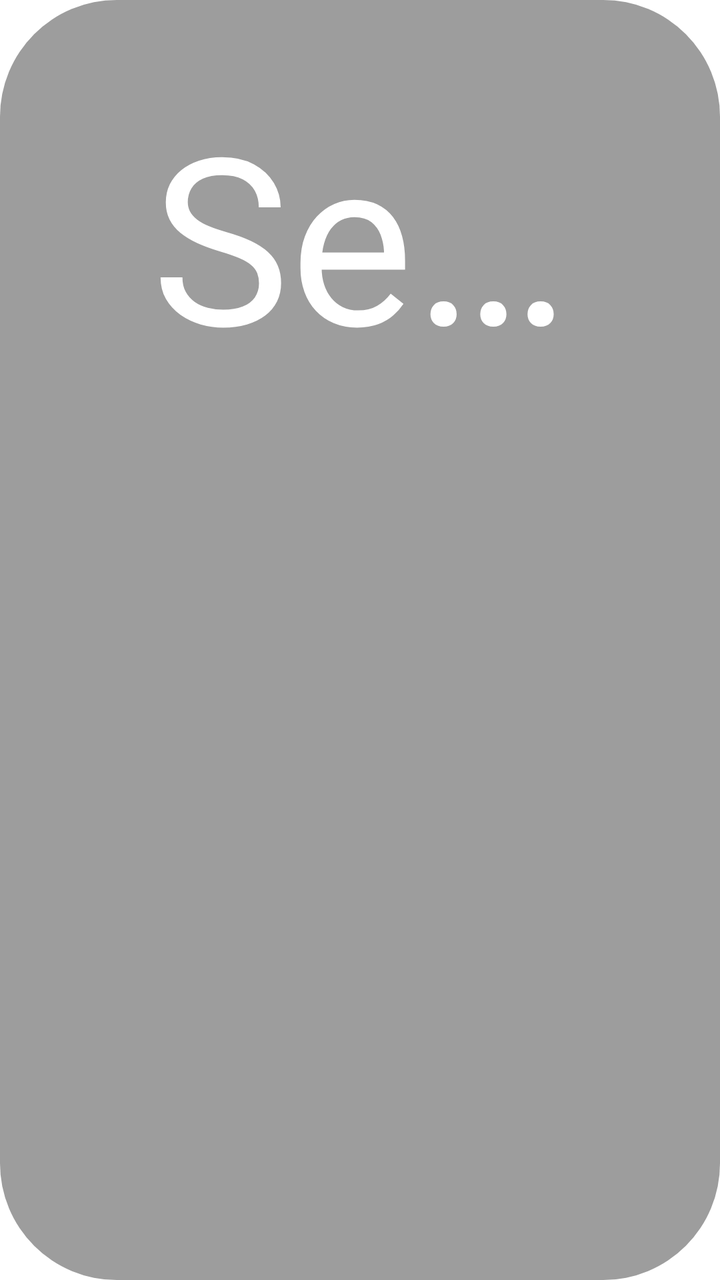
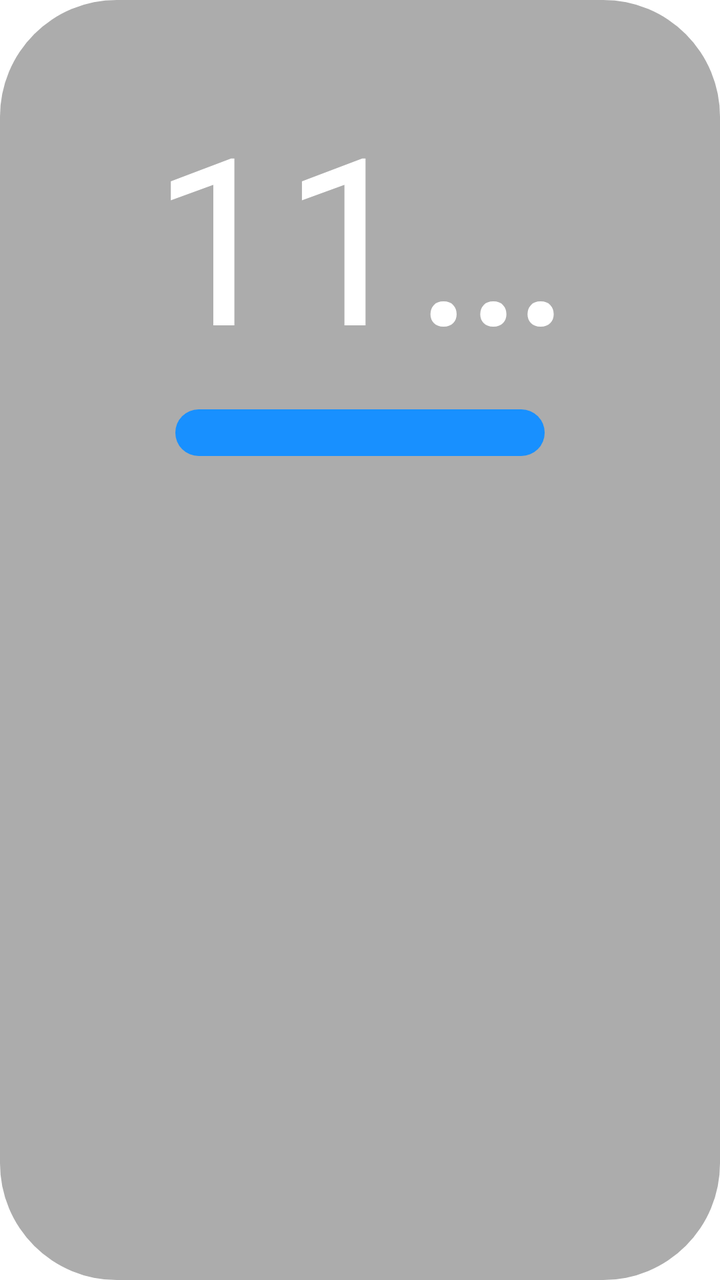

Before-and-after screenshots of an Android layout around one commit, followed by the original layout XML and the change that was made.
<!-- AndroidManifest.xml: application theme AppTheme.NoActionBar -->
<!-- res/layout/item_series_flag.xml -->
<?xml version="1.0" encoding="utf-8"?>
<LinearLayout xmlns:android="http://schemas.android.com/apk/res/android"
    android:layout_width="wrap_content"
    android:layout_height="match_parent"
    android:layout_marginRight="@dimen/vs_10"
    android:background="@drawable/shape_source_flag_focus"
    android:clickable="true"
    android:focusable="true"
    android:orientation="vertical"
    android:paddingLeft="@dimen/vs_10"
    android:paddingTop="@dimen/vs_5"
    android:paddingRight="@dimen/vs_10"
    android:paddingBottom="@dimen/vs_1">

    <TextView
        android:id="@+id/tvSeriesFlag"
        android:layout_width="wrap_content"
        android:layout_height="@dimen/vs_30"
        android:ellipsize="end"
        android:gravity="center"
        android:singleLine="true"
        android:text="SeriesFlag"
        android:textColor="@android:color/white"
        android:textSize="@dimen/ts_20" />

    <View
        android:id="@+id/tvSeriesFlagSelect"
        android:layout_width="match_parent"
        android:layout_height="@dimen/vs_4"
        android:layout_marginLeft="@dimen/vs_5"
        android:layout_marginRight="@dimen/vs_5"
        android:background="@drawable/shape_source_flag_line" />
</LinearLayout>
<!-- resources referenced by this layout -->
<resources>
  <dimen name="ts_20">20mm</dimen>
  <dimen name="vs_1">1mm</dimen>
  <dimen name="vs_10">10mm</dimen>
  <dimen name="vs_30">30mm</dimen>
  <dimen name="vs_4">4mm</dimen>
  <dimen name="vs_5">5mm</dimen>
  <!-- drawable shape_source_flag_focus (drawable) -->
  <?xml version="1.0" encoding="utf-8"?>
  <selector xmlns:android="http://schemas.android.com/apk/res/android">
      <item android:state_focused="true" android:state_pressed="true">
          <shape>
              <corners android:radius="@dimen/vs_10" />
              <solid android:color="?attr/color_theme_40" />
          </shape>
      </item>
      <item android:state_focused="false" android:state_pressed="true">
          <shape>
              <corners android:radius="@dimen/vs_10" />
              <solid android:color="?attr/color_theme_40" />
          </shape>
      </item>
      <item android:state_focused="true">
          <shape>
              <corners android:radius="@dimen/vs_10" />
              <solid android:color="?attr/color_theme_40" />
  	    
  	    <stroke android:width="2mm" android:color="@android:color/white" />
          </shape>
      </item>
      <item android:state_focused="false" android:state_pressed="false">
          <shape>
              <corners android:radius="@dimen/vs_10" />
              <solid android:color="@color/color_3D3D3D_50" />
          </shape>
      </item>
  </selector>
  <!-- drawable shape_source_flag_line (drawable) -->
  <?xml version="1.0" encoding="utf-8"?>
  <shape xmlns:android="http://schemas.android.com/apk/res/android">
      <size
          android:width="40mm"
          android:height="4mm" />
      <corners android:radius="2mm" />
      <solid android:color="?attr/color_theme"/>
  </shape>
  <style name="AppTheme.NoActionBar">
          <item name="android:windowActionBar">false</item>
          <item name="android:windowNoTitle">true</item>
          <item name="windowActionBar">false</item>
          <item name="android:windowFullscreen">true</item>//全屏即无通知栏
          <item name="android:windowContentOverlay">@null</item>//是否有遮盖
          <item name="windowNoTitle">true</item>
          
          
          <item name="android:windowBackground">@android:color/transparent</item>
      </style>
  <color name="color_3D3D3D_50">#803D3D3D</color>
</resources>

<!-- the commit's change to res/layout/item_series_flag.xml (unified diff, before → after) -->
@@ -19,7 +19,7 @@
         android:ellipsize="end"
         android:gravity="center"
         android:singleLine="true"
-        android:text="SeriesFlag"
+        android:text="11111111111"
         android:textColor="@android:color/white"
         android:textSize="@dimen/ts_20" />
 
<!-- resource entries referenced after the edit -->
@@ -9,30 +9,17 @@
   <!-- drawable shape_source_flag_focus (drawable) -->
   <?xml version="1.0" encoding="utf-8"?>
   <selector xmlns:android="http://schemas.android.com/apk/res/android">
-      <item android:state_focused="true" android:state_pressed="true">
+      <item android:state_focused="true">
           <shape>
-              <corners android:radius="@dimen/vs_10" />
-              <solid android:color="?attr/color_theme_40" />
+              <corners android:radius="10mm" />
+              <stroke android:width="2mm" android:color="@color/color_FFFFFF" />
+              <solid android:color="@color/color_6C3D3D3D" />
           </shape>
       </item>
-      <item android:state_focused="false" android:state_pressed="true">
+      <item android:state_focused="false">
           <shape>
-              <corners android:radius="@dimen/vs_10" />
-              <solid android:color="?attr/color_theme_40" />
-          </shape>
-      </item>
-      <item android:state_focused="true">
-          <shape>
-              <corners android:radius="@dimen/vs_10" />
-              <solid android:color="?attr/color_theme_40" />
-  	    
-  	    <stroke android:width="2mm" android:color="@android:color/white" />
-          </shape>
-      </item>
-      <item android:state_focused="false" android:state_pressed="false">
-          <shape>
-              <corners android:radius="@dimen/vs_10" />
-              <solid android:color="@color/color_3D3D3D_50" />
+              <corners android:radius="10mm" />
+              <solid android:color="@color/color_6C3D3D3D" />
           </shape>
       </item>
   </selector>
@@ -43,19 +30,30 @@
           android:width="40mm"
           android:height="4mm" />
       <corners android:radius="2mm" />
-      <solid android:color="?attr/color_theme"/>
+      <solid android:color="@color/color_1890FF"/>
   </shape>
-  <style name="AppTheme.NoActionBar">
+  <style name="AppTheme.NoActionBar" parent="AppTheme">
           <item name="android:windowActionBar">false</item>
           <item name="android:windowNoTitle">true</item>
           <item name="windowActionBar">false</item>
           <item name="android:windowFullscreen">true</item>//全屏即无通知栏
           <item name="android:windowContentOverlay">@null</item>//是否有遮盖
           <item name="windowNoTitle">true</item>
-          
+          <item name="android:keepScreenOn">true</item>
           
           <item name="android:windowBackground">@android:color/transparent</item>
       </style>
-  <color name="color_3D3D3D_50">#803D3D3D</color>
+  <color name="color_FFFFFF">#ffffffff</color>
+  <color name="color_6C3D3D3D">#6c3d3d3d</color>
+  <color name="color_1890FF">#1890FF</color>
+  <style name="AppTheme" parent="Theme.AppCompat.Light.DarkActionBar">
+          
+          <item name="colorPrimary">@color/color_6200EE</item>
+          <item name="colorPrimaryDark">@color/color_3700B3</item>
+          <item name="colorAccent">@color/color_03DAC5</item>
+      </style>
+  <color name="color_6200EE">#6200EE</color>
+  <color name="color_3700B3">#3700B3</color>
+  <color name="color_03DAC5">#03DAC5</color>
 </resources>
 
